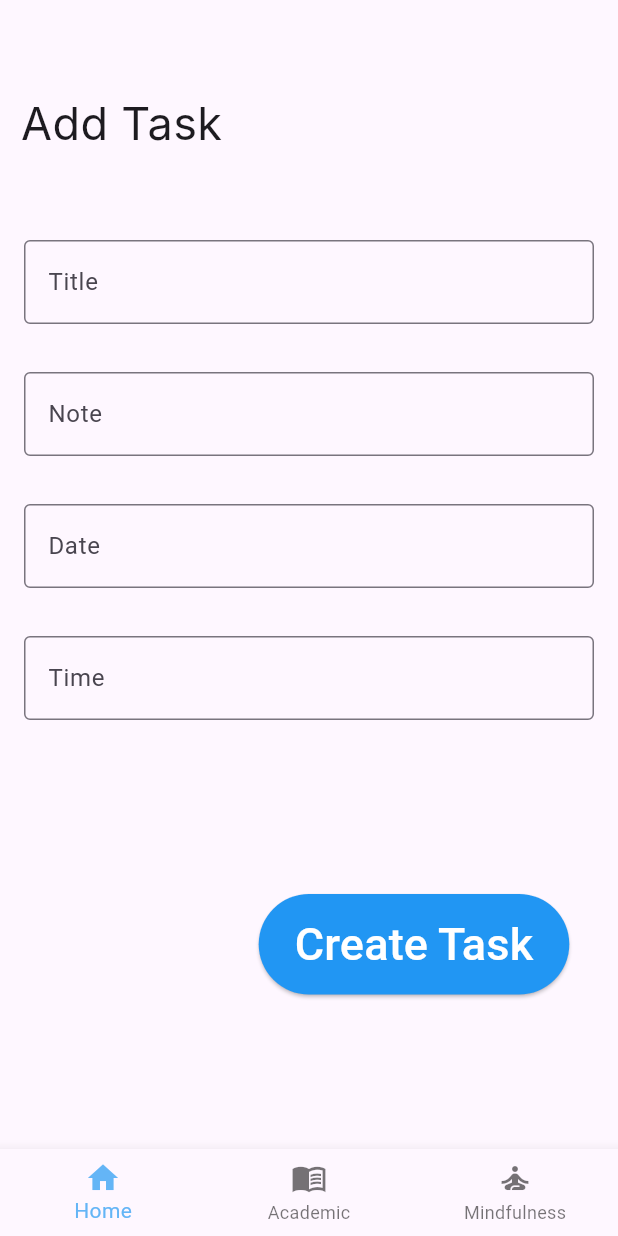
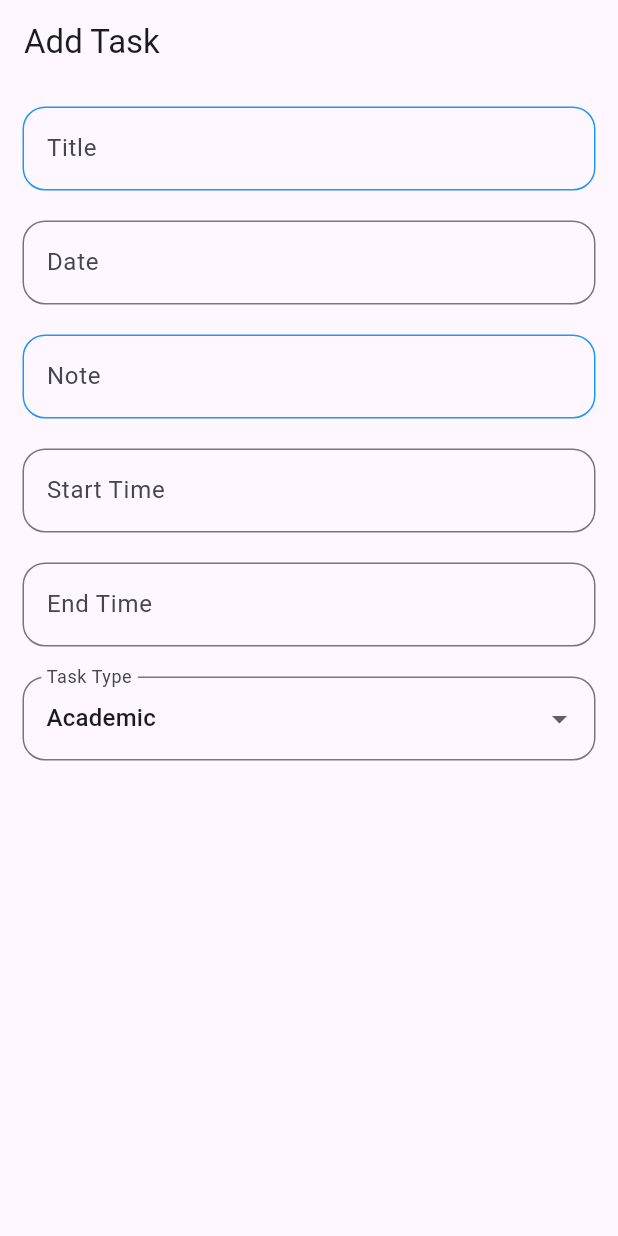
Before and after one commit to asiripr/priolearn, a Flutter app: the screen it shows after launch, on a phone screen of 412 x 824 dp. Run offline on Flutter 3.47's test engine with Material 3 defaults, Android fonts, the phone set to English and light mode, and no system bars; our stand-ins replace audioplayers, cloud_firestore, firebase_auth, firebase_core; missing offline and left inert: molten_navigationbar_flutter; accounts and stored records are empty; Roboto replaces fonts that are missing (Inter).

Commit message:
created new dart file for to do home

```diff
--- a/lib/to_do/add_task.dart
+++ b/lib/to_do/add_task.dart
@@ -1,118 +1,187 @@
 import 'package:flutter/material.dart';
-// should be modified
-void main() {
-  runApp(AddTask());
+import 'package:cloud_firestore/cloud_firestore.dart';
+import 'package:firebase_core/firebase_core.dart';
+import 'package:flutter/widgets.dart';
+import 'package:group_13_priolearn/utils/text_field.dart';
+import 'package:intl/intl.dart';
+
+class AddTask extends StatefulWidget {
+  final DocumentSnapshot? task;
+  const AddTask({super.key, this.task});
+
+  @override
+  State<AddTask> createState() => _AddTaskState();
 }
 
-class AddTask extends StatelessWidget {
-  AddTask({Key? key}) : super(key: key);
+class _AddTaskState extends State<AddTask> {
+  final TextEditingController _titleController = TextEditingController();
+  final TextEditingController _dateController = TextEditingController();
+  final TextEditingController _noteController = TextEditingController();
+  final TextEditingController _STimeController = TextEditingController();
+  final TextEditingController _ETimeController = TextEditingController();
 
-  int _selectedItem = 0; // Placeholder for selected item index
-
-  void _onItemTapped(int index) {
-    // Placeholder for item tap handler
-    // You can implement the logic for handling item taps here
+  List<String> dropDownValues = ["Academic", "Other"];
+  String? dropDownValue = "Academic";
+  @override
+  void initState() {
+    super.initState();
+    if (widget.task!=null) {
+      _titleController.text = widget.task!['title'];
+      _dateController.text = DateFormat('yyyy-MM-dd').format((widget.task!['date'] as Timestamp).toDate());
+      _noteController.text = widget.task!['note'];
+      _STimeController.text = widget.task!['STime'];
+      _ETimeController.text = widget.task!['ETime'];
+      final int totalTime = widget.task!['allocatedTime'];
+    }
   }
-
   @override
   Widget build(BuildContext context) {
-    return MaterialApp(
-      debugShowCheckedModeBanner: false,
-      title: "PrioLearn",
-      home: Scaffold(
-        appBar: AppBar(),
-        body: Column(
+    return Scaffold(
+      appBar: AppBar(title: const Text("Add Task"),),
+      body: SingleChildScrollView(
+        padding: const EdgeInsets.all(15.0),
+        child: Column(
           children: [
-            const Padding(
-              padding: EdgeInsets.only(top: 5, right: 250),
-              child: Text(
-                "Add Task",
-                textAlign: TextAlign.left,
-                style: TextStyle(
-                  fontSize: 30,
-                  fontFamily: 'Inter',
-                ),
+            myTextField("Title", _titleController, false),
+            const SizedBox(height: 20,),
+            TextField(
+              controller: _dateController,
+              decoration: const InputDecoration(
+                labelText: "Date",
+                border: OutlineInputBorder(
+                  borderRadius: BorderRadius.all(Radius.circular(15))
+                )
               ),
+              onTap: () async{
+                DateTime? pickedDate = await showDatePicker(
+                  context: context,
+                  firstDate: DateTime.now(),
+                  lastDate:DateTime(2030),
+                  initialDate: DateTime.now(),
+                );
+                if (pickedDate!=null) {
+                  String formattedDate = DateFormat('yyy-MM-dd').format(pickedDate);
+                  setState(() {
+                    _dateController.text = formattedDate;
+                  });
+                }
+              },
             ),
-            SizedBox(height: 40),
-            const Padding(
-              padding: EdgeInsets.all(16.0),
-              child: TextField(
-                decoration: InputDecoration(
-                  labelText: 'Title',
-                  hintText: '',
-                  border: OutlineInputBorder(),
-                ),
+            const SizedBox(height: 20),
+            myTextField("Note", _noteController, false),
+            const SizedBox(height: 20),
+            TextField(
+              controller: _STimeController,
+              decoration: const InputDecoration(
+                labelText: "Start Time",
+                border: OutlineInputBorder(
+                  borderRadius: BorderRadius.all(Radius.circular(15)),
+                )
               ),
+              onTap: ()async{
+                TimeOfDay? pickedTime = await showTimePicker(
+                  context: context,
+                  initialTime: TimeOfDay.now()
+                );
+                if (pickedTime!=null) {
+                  final now = DateTime.now();
+                  final dt = DateTime(now.year, now.month, now.day,  pickedTime.hour, pickedTime.minute);
+                  String formattedTime = DateFormat('HH:mm').format(dt);
+                  setState(() {
+                    _STimeController.text = formattedTime;
+                  });
+                }
+              },
             ),
-            const Padding(
-              padding: EdgeInsets.all(16.0),
-              child: TextField(
-                decoration: InputDecoration(
-                  labelText: 'Note',
-                  hintText: '',
-                  border: OutlineInputBorder(),
-                ),
+            const SizedBox(height: 20,),
+            TextField(
+              controller: _ETimeController,
+              decoration: const InputDecoration(
+                labelText: "End Time",
+                border: OutlineInputBorder(
+                  borderRadius: BorderRadius.all(Radius.circular(15)),
+                )
               ),
+              onTap: ()async{
+                TimeOfDay? pickedTime = await showTimePicker(
+                  context: context,
+                  initialTime: TimeOfDay.now()
+                );
+                if (pickedTime!=null) {
+                  final now = DateTime.now();
+                  final dt = DateTime(now.year, now.month, now.day,  pickedTime.hour, pickedTime.minute);
+                  String formattedTime = DateFormat('HH:mm').format(dt);
+                  setState(() {
+                    _ETimeController.text = formattedTime;
+                  });
+                }
+              },
             ),
-            const Padding(
-              padding: EdgeInsets.all(16.0),
-              child: TextField(
-                decoration: InputDecoration(
-                  labelText: 'Date',
-                  hintText: '',
-                  border: OutlineInputBorder(),
-                ),
+            const SizedBox(height: 20,),
+            DropdownButtonFormField(
+              decoration: const InputDecoration(
+                labelText: "Task Type",
+                border: OutlineInputBorder(
+                  borderRadius: BorderRadius.all(Radius.circular(15))
+                )
               ),
+              value: dropDownValue,
+              onChanged: (String? value){
+                setState(() {
+                  dropDownValue = value;
+                });
+              },
+              items: dropDownValues.map<DropdownMenuItem<String>>((String value){
+                return DropdownMenuItem(
+                  value: value,
+                  child: Text(value)
+                );
+              }).toList(),
             ),
-            const Padding(
-              padding: EdgeInsets.all(16.0),
-              child: TextField(
-                decoration: InputDecoration(
-                  labelText: 'Time',
-                  hintText: "",
-                  border: OutlineInputBorder(),
-                ),
-              ),
-            ),
-            SizedBox(height: 100),
-            Padding(
-              padding: const EdgeInsets.only(bottom: 10, left: 140),
-              child: ElevatedButton(
-                onPressed: () {},
-                style: ElevatedButton.styleFrom(
-                  minimumSize: const Size(200, 67),
-                  backgroundColor: Colors.blue,
-                ),
-                child: const Text(
-                  "Create Task",
-                  style: TextStyle(fontSize: 30, color: Colors.white),
-                ),
-              ),
-            ),
-          ],
-        ),
-        // Design the bottom app bar
-        bottomNavigationBar: BottomNavigationBar(
-          selectedItemColor: Colors.blue[300],
-          currentIndex: _selectedItem,
-          onTap: _onItemTapped,
-          items: const <BottomNavigationBarItem>[
-            BottomNavigationBarItem(
-              icon: Icon(Icons.home),
-              label: 'Home',
-            ),
-            BottomNavigationBarItem(
-              icon: Icon(Icons.menu_book_sharp),
-              label: 'Academic',
-            ),
-            BottomNavigationBarItem(
-              icon: Icon(Icons.self_improvement),
-              label: 'Mindfulness',
-            ),
+            const SizedBox(height: 20),
+            // button
           ],
         ),
       ),
     );
   }
+  Future<void> saveTask() async{
+    final String title = _titleController.text;
+    final String date = _dateController.text;
+    final String note = _noteController.text;
+    final String STime = _STimeController.text;
+    final String ETime = _ETimeController.text;
+    final String type = dropDownValue!;
+
+    if (title.isNotEmpty && date.isNotEmpty && STime.isNotEmpty) {
+      final taskData = {
+        'title':title,
+        'date':Timestamp.fromDate(DateFormat('yyy-MM-dd').parse(date)),
+        'note':note,
+        'STime':STime,
+        'Etime':ETime,
+        'type':type,
+        'createdAt':Timestamp.now()
+      };
+      if(widget.task!=null){
+        await FirebaseFirestore.instance.collection('tasks').doc(widget.task!.id).update(taskData);
+        ScaffoldMessenger.of(context).showSnackBar(
+          const SnackBar(content: Text("Task updated successfully"))
+        );
+      }else{
+        await FirebaseFirestore.instance.collection('tasks').add(taskData);
+        ScaffoldMessenger.of(context).showSnackBar(
+          const SnackBar(content: Text('Task created successfully')),
+        );
+      }
+      Navigator.pop(
+        context,
+        MaterialPageRoute(builder: (context)=>ToDoHome())
+      );
+    }else {
+      ScaffoldMessenger.of(context).showSnackBar(
+        const SnackBar(content: Text('Please fill all required fields')),
+      );
+    }
+  }
 }
--- a/pubspec.yaml
+++ b/pubspec.yaml
@@ -13,6 +13,7 @@ dependencies:
   firebase_core: ^2.30.1
   flutter:
     sdk: flutter
+  intl: ^0.19.0
   molten_navigationbar_flutter: ^1.0.1
 
 dev_dependencies:
```
Also changed, not shown: lib/to_do/to_do_home.dart (added, +15 -0 lines), pubspec.lock.
